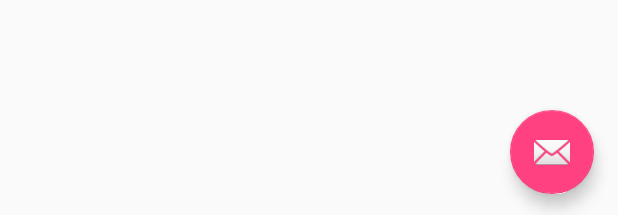
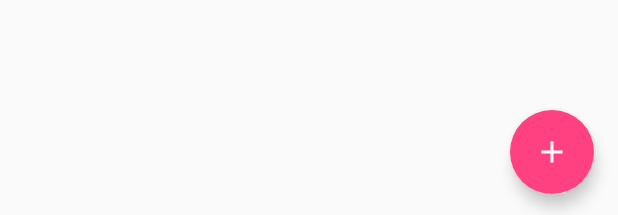
Before and after one commit to ffejhog/CourseBookNotify, an Android app: the layout activity_main.xml on its own in the app's theme, with its tools: preview values and no code run, on a phone screen of 412 x 824 dp. Shown: the part 1018-1233 px from the top of the screen. Run offline under Robolectric (Android 15) with nearby library versions, the phone set to English and light mode, and no system bars.

Commit message:
Added some icons, began implementing internal storage system using system prefs, may switch later if need be.

```diff
--- a/app/src/main/res/layout/activity_main.xml
+++ b/app/src/main/res/layout/activity_main.xml
@@ -30,7 +30,9 @@
         android:layout_height="wrap_content"
         android:layout_gravity="bottom|end"
         android:layout_margin="@dimen/fab_margin"
-        android:src="@android:drawable/ic_dialog_email"
+        android:src="@drawable/ic_add_white_24dp"
+        android:scaleType="center"
+        app:borderWidth="0dp"
         android:onClick="openAddClass_Activity"
         />
 
```
Also changed, not shown: app/src/main/java/com/jeffreyneer/coursebooknotify/AddClass_Activity.java (+23 -1 lines), app/src/main/res/values/arrays.xml (+10 -10 lines), app/src/main/res/drawable-hdpi/ic_add_white_24dp.png (added), app/src/main/res/drawable-mdpi/ic_add_white_24dp.png (added), app/src/main/res/drawable-xhdpi/ic_add_white_24dp.png (added), app/src/main/res/drawable-xxhdpi/ic_add_white_24dp.png (added), 1 other file.
